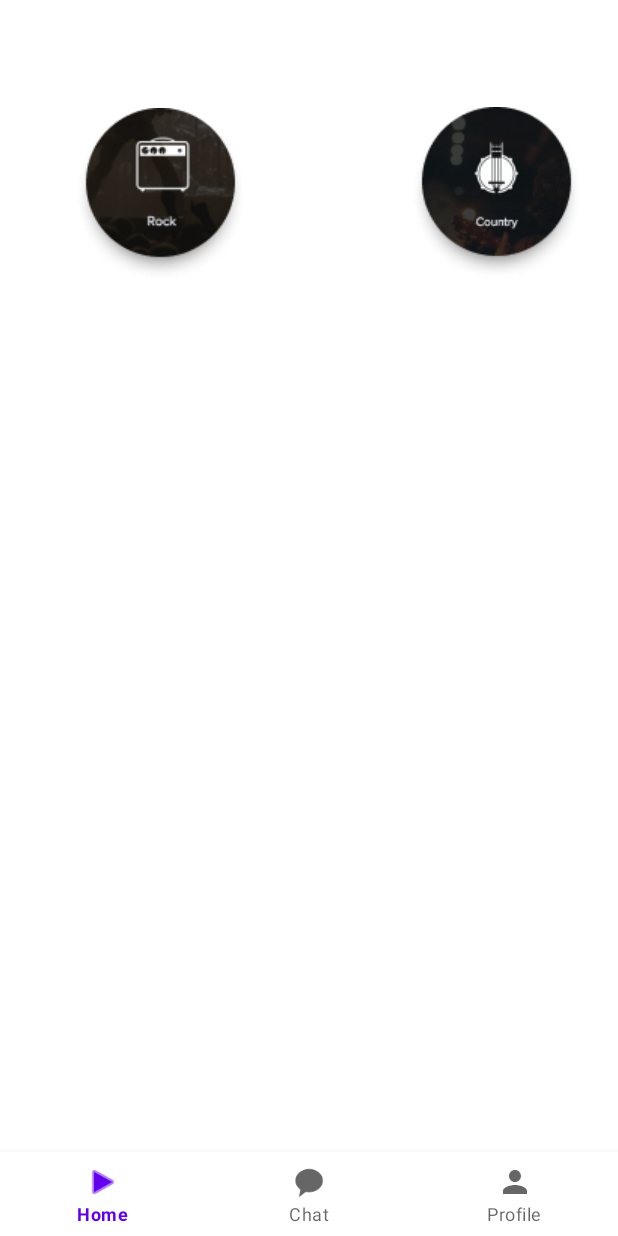
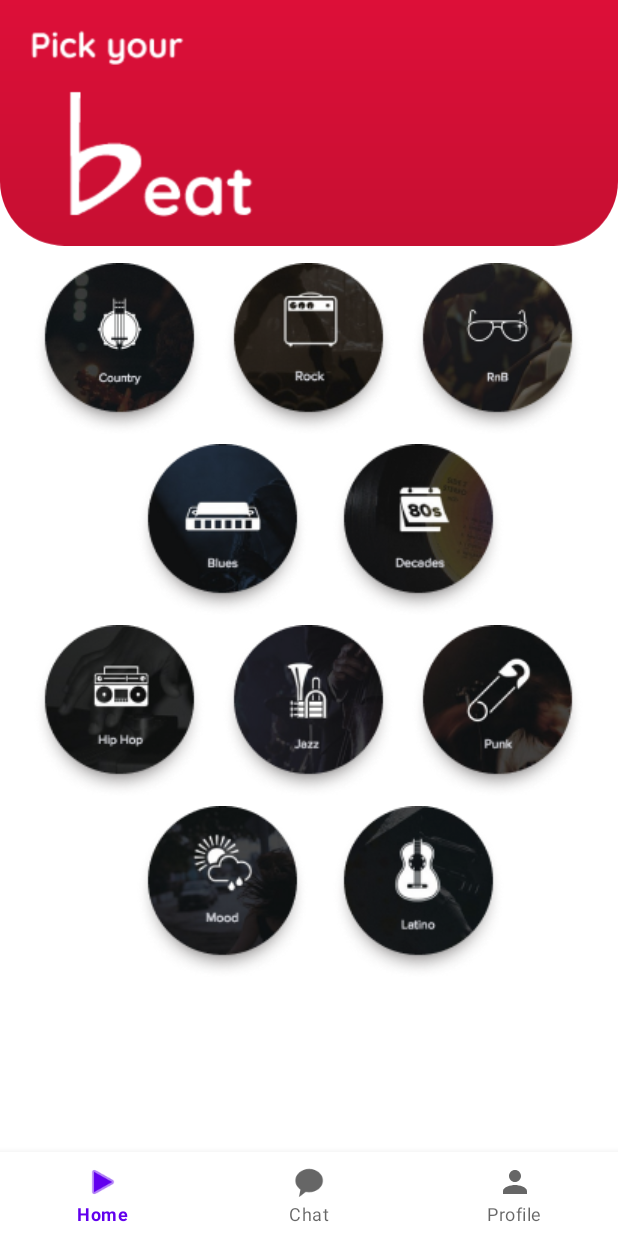
Before and after one commit to Jose-Codes/UniBeat, an Android app: the HomeFragment screen opened directly, with no data from a screen before it, on a phone screen of 412 x 824 dp. Run offline under Robolectric (Android 15) with nearby library versions, the phone set to English and light mode, and no system bars; our stand-ins replace Firebase (no records; nobody signed in at launch, a user with empty details on screens opened directly); libraries missing offline, so code that uses them is left out: com.google.firestore.v1, com.spotify.android, com.spotify.protocol.

Commit message:
Implemented genres screen UI

```diff
--- a/app/src/main/java/com/qasp/unibeat/fragments/HomeFragment.java
+++ b/app/src/main/java/com/qasp/unibeat/fragments/HomeFragment.java
@@ -30,8 +30,8 @@ public class HomeFragment extends Fragment {
     // Any view setup should occur here.  E.g., view lookups and attaching view listeners.
     @Override
     public void onViewCreated(@NonNull View view, @Nullable Bundle savedInstanceState) {
-        btnGenreCountry = view.findViewById(R.id.btnCountry);
-        btnGenreRock = view.findViewById(R.id.btnRock);
+        btnGenreCountry = view.findViewById(R.id.btnMood);
+        btnGenreRock = view.findViewById(R.id.btnLatino);
 
         btnGenreCountry.setOnClickListener(new View.OnClickListener() {
             @Override
--- a/app/src/main/res/layout/fragment_home.xml
+++ b/app/src/main/res/layout/fragment_home.xml
@@ -7,27 +7,171 @@
     android:layout_height="match_parent"
     tools:context=".fragments.HomeFragment">
 
+    <ImageView
+        android:id="@+id/ivBackground"
+        android:layout_width="match_parent"
+        android:layout_height="450dp"
+        android:layout_alignParentStart="true"
+        android:layout_alignParentTop="true"
+        android:layout_alignParentEnd="true"
+        android:layout_centerHorizontal="true"
+        android:layout_marginStart="0dp"
+        android:layout_marginTop="-250dp"
+        android:layout_marginBottom="350dp"
+        android:src="@drawable/background" />
+
+    <ImageView
+        android:id="@+id/ivAppTitle"
+        android:layout_width="150dp"
+        android:layout_height="150dp"
+        android:layout_alignParentTop="true"
+        android:layout_marginStart="20dp"
+        android:layout_marginTop="10dp"
+        android:src="@drawable/genretitle" />
+
+
+    <LinearLayout
+        android:id="@+id/llFour"
+        android:layout_width="wrap_content"
+        android:layout_height="wrap_content"
+        android:layout_below="@id/llThree"
+        android:layout_centerHorizontal="true">
+
         <ImageButton
-        android:id="@+id/btnCountry"
+            android:id="@+id/btnMood"
             android:layout_width="wrap_content"
             android:layout_height="wrap_content"
             android:layout_alignParentStart="true"
             android:layout_alignParentTop="true"
-        android:layout_marginStart="273dp"
-        android:layout_marginTop="71dp"
+            android:layout_marginStart="15dp"
             android:background="@null"
-        android:src="@drawable/btngenrecountry" />
+            android:src="@drawable/genremood" />
 
         <ImageButton
-        android:id="@+id/btnRock"
+            android:id="@+id/btnLatino"
             android:layout_width="wrap_content"
             android:layout_height="wrap_content"
             android:layout_alignParentStart="true"
             android:layout_alignParentTop="true"
-        android:layout_marginStart="49dp"
-        android:layout_marginTop="72dp"
+            android:layout_marginStart="15dp"
             android:background="@null"
             android:contentDescription="@string/genre"
-        android:src="@drawable/btngenrerock" />
+            android:src="@drawable/genrelatino" />
+
+    </LinearLayout>
+
+    <LinearLayout
+        android:id="@+id/llOne"
+        android:layout_width="wrap_content"
+        android:layout_height="wrap_content"
+        android:layout_below="@+id/ivBackground"
+        android:layout_centerHorizontal="true"
+        android:layout_marginTop="-380dp">
+
+        <ImageButton
+            android:id="@+id/btnMood"
+            android:layout_width="wrap_content"
+            android:layout_height="wrap_content"
+            android:layout_alignParentStart="true"
+            android:layout_alignParentTop="true"
+            android:layout_margin="5dp"
+            android:background="@null"
+            android:src="@drawable/genrecountry" />
+
+        <ImageButton
+            android:id="@+id/btnLatino"
+            android:layout_width="wrap_content"
+            android:layout_height="wrap_content"
+            android:layout_alignParentStart="true"
+            android:layout_alignParentTop="true"
+            android:layout_margin="5dp"
+            android:background="@null"
+            android:contentDescription="@string/genre"
+            android:src="@drawable/genrerock" />
+
+        <ImageButton
+            android:id="@+id/btnRnb"
+            android:layout_width="wrap_content"
+            android:layout_height="wrap_content"
+            android:layout_alignParentStart="true"
+            android:layout_alignParentTop="true"
+            android:layout_margin="5dp"
+            android:layout_weight="1"
+            android:background="@null"
+            android:contentDescription="@string/genre"
+            android:src="@drawable/genrernb" />
+
+    </LinearLayout>
+
+    <LinearLayout
+        android:id="@+id/llTwo"
+        android:layout_width="wrap_content"
+        android:layout_height="wrap_content"
+        android:layout_below="@id/llOne"
+        android:layout_centerHorizontal="true">
+
+        <ImageButton
+            android:id="@+id/btnMood"
+            android:layout_width="wrap_content"
+            android:layout_height="wrap_content"
+            android:layout_alignParentStart="true"
+            android:layout_alignParentTop="true"
+            android:layout_marginStart="15dp"
+            android:background="@null"
+            android:src="@drawable/genreblues" />
+
+        <ImageButton
+            android:id="@+id/btnLatino"
+            android:layout_width="wrap_content"
+            android:layout_height="wrap_content"
+            android:layout_alignParentStart="true"
+            android:layout_alignParentTop="true"
+            android:layout_marginStart="15dp"
+            android:background="@null"
+            android:contentDescription="@string/genre"
+            android:src="@drawable/genredecades" />
+
+    </LinearLayout>
+
+    <LinearLayout
+        android:id="@+id/llThree"
+        android:layout_width="wrap_content"
+        android:layout_height="wrap_content"
+        android:layout_below="@id/llTwo"
+        android:layout_centerHorizontal="true">
+
+        <ImageButton
+            android:id="@+id/btnHipHop"
+            android:layout_width="wrap_content"
+            android:layout_height="wrap_content"
+            android:layout_alignParentStart="true"
+            android:layout_alignParentTop="true"
+            android:layout_margin="5dp"
+            android:background="@null"
+            android:contentDescription="@string/genre"
+            android:src="@drawable/genrehiphop" />
+
+        <ImageButton
+            android:id="@+id/btnMood"
+            android:layout_width="wrap_content"
+            android:layout_height="wrap_content"
+            android:layout_alignParentStart="true"
+            android:layout_alignParentTop="true"
+            android:layout_margin="5dp"
+            android:background="@null"
+            android:src="@drawable/genrejazz" />
+
+        <ImageButton
+            android:id="@+id/btnLatino"
+            android:layout_width="wrap_content"
+            android:layout_height="wrap_content"
+            android:layout_alignParentStart="true"
+            android:layout_alignParentTop="true"
+            android:layout_margin="5dp"
+            android:background="@null"
+            android:contentDescription="@string/genre"
+            android:src="@drawable/genrepunk" />
+
+    </LinearLayout>
 
 </RelativeLayout>
```
Also changed, not shown: app/src/main/res/drawable-v24/genreblues.png (added), app/src/main/res/drawable-v24/genrecountry.png (renamed from app/src/main/res/drawable-v24/btngenrecountry.png), app/src/main/res/drawable-v24/genredecades.png (added), app/src/main/res/drawable-v24/genrehiphop.png (added), app/src/main/res/drawable-v24/genrejazz.png (added), app/src/main/res/drawable-v24/genrelatino.png (added), app/src/main/res/drawable-v24/genremood.png (added), app/src/main/res/drawable-v24/genrepunk.png (added), app/src/main/res/drawable-v24/genrernb.png (renamed from app/src/main/res/drawable-v24/btngenrernb.png), app/src/main/res/drawable-v24/genrerock.png (renamed from app/src/main/res/drawable-v24/btngenrerock.png), app/src/main/res/drawable/genretitle.png (added). Lines whose indentation alone changed are shown as unchanged.
